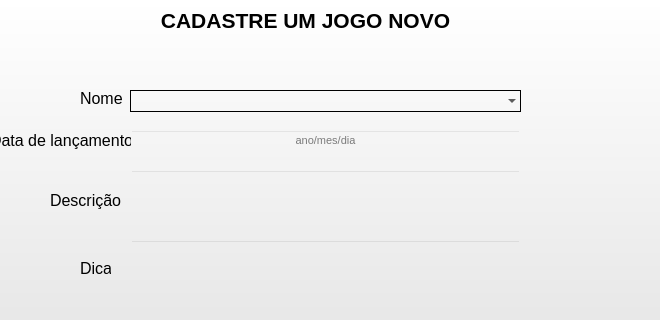
Qt form telas/novos_jogos.ui (JorgeLuis8/Trabalho-POO-II) before a commit; both pictures show x 140 to 800 and y 0 to 320 of the 800 by 600 pixel window.
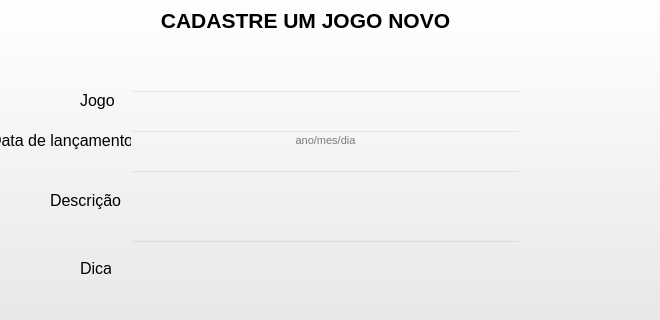
The same form after that commit.

The edit to the form file:
```diff
--- a/telas/novos_jogos.ui
+++ b/telas/novos_jogos.ui
@@ -221,7 +221,7 @@
       <x>220</x>
       <y>90</y>
       <width>51</width>
-      <height>16</height>
+      <height>21</height>
      </rect>
     </property>
     <property name="font">
@@ -238,7 +238,7 @@
 </string>
     </property>
     <property name="text">
-     <string>Nome</string>
+     <string>Jogo</string>
     </property>
    </widget>
    <widget class="QPushButton" name="pushButton">
@@ -295,20 +295,6 @@
 </string>
     </property>
    </widget>
-   <widget class="QComboBox" name="comboBox">
-    <property name="geometry">
-     <rect>
-      <x>270</x>
-      <y>90</y>
-      <width>391</width>
-      <height>22</height>
-     </rect>
-    </property>
-    <property name="styleSheet">
-     <string notr="true">background-color: transparent;
-border: 1px solid black;</string>
-    </property>
-   </widget>
    <widget class="QLabel" name="label_4">
     <property name="geometry">
      <rect>
@@ -399,6 +385,35 @@
      <set>Qt::AlignCenter</set>
     </property>
    </widget>
+   <widget class="QLineEdit" name="lineEdit_5">
+    <property name="geometry">
+     <rect>
+      <x>270</x>
+      <y>90</y>
+      <width>391</width>
+      <height>21</height>
+     </rect>
+    </property>
+    <property name="font">
+     <font>
+      <pointsize>8</pointsize>
+      <weight>50</weight>
+      <bold>false</bold>
+     </font>
+    </property>
+    <property name="styleSheet">
+     <string notr="true">color: black;
+background-color: transparent;
+
+</string>
+    </property>
+    <property name="maxLength">
+     <number>2000000000</number>
+    </property>
+    <property name="readOnly">
+     <bool>true</bool>
+    </property>
+   </widget>
   </widget>
  </widget>
  <resources/>
```
